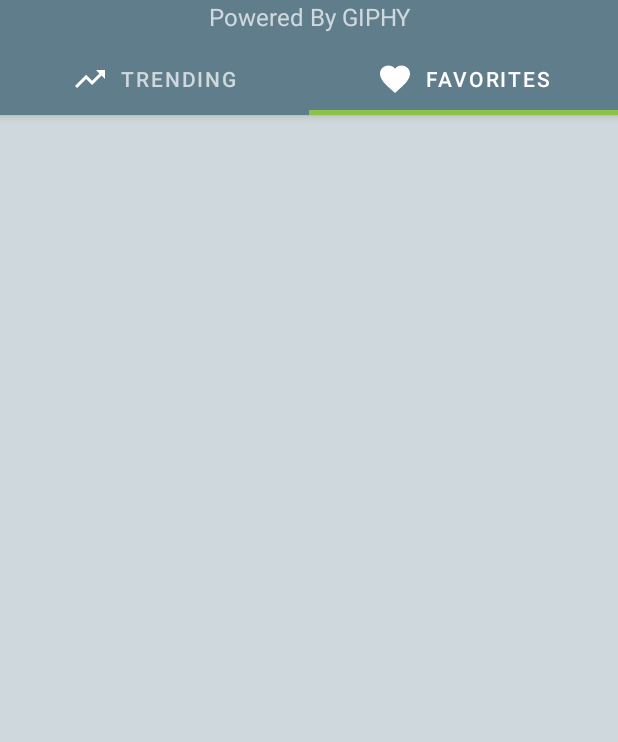
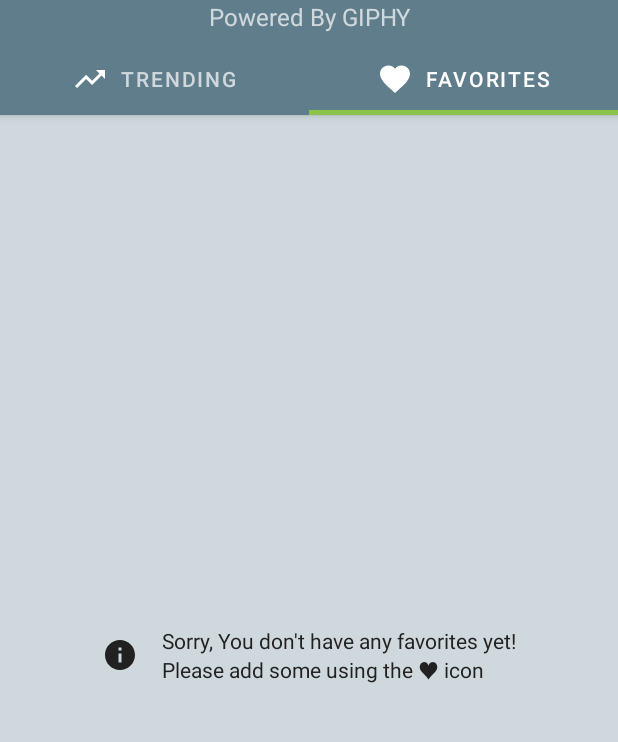
Before and after one commit to anoopch/G-Fresh, an Android app: the screen it shows after launch (MainActivity), tab 2 chosen, on a phone screen of 412 x 824 dp, the part 41-783 px from its top. Run offline under Robolectric (Android 15) with nearby library versions, the phone set to English and light mode, and no system bars; our stand-ins replace Room's generated code, RxJava; plain views replace ProgressIndicator; network calls fail; 3 statements that could not run were skipped.

Commit message:
add fancy images

```diff
--- a/app/src/main/java/ch/anoop/g_fresh/view/fragment/FavoriteFragment.kt
+++ b/app/src/main/java/ch/anoop/g_fresh/view/fragment/FavoriteFragment.kt
@@ -4,6 +4,8 @@ import android.app.Application
 import android.os.Bundle
 import android.view.LayoutInflater
 import android.view.View
+import android.view.View.GONE
+import android.view.View.VISIBLE
 import android.view.ViewGroup
 import android.widget.ProgressBar
 import android.widget.TextView
@@ -54,8 +56,13 @@ class FavoriteFragment : Fragment(), FavoriteClickListener {
 
     private fun startObservingDatabase() {
         favoriteFragmentViewModel.favGiffItemListLiveData.observe(
-            viewLifecycleOwner, { favoriteItemsList ->
+            viewLifecycleOwner,
+            { favoriteItemsList ->
                 giffImageAdapter.updateNewItems(favoriteItemsList, true)
+                hideProgressBar()
+                if (favoriteItemsList.isNullOrEmpty()) {
+                    showNoDataError()
+                }
             }
         )
     }
@@ -88,4 +95,24 @@ class FavoriteFragment : Fragment(), FavoriteClickListener {
         }
     }
 
+    private fun showNoDataError() {
+        progressBar.visibility = GONE
+        giffRecyclerView.visibility = GONE
+        errorTextView.visibility = VISIBLE
+
+        errorTextView.text = getString(R.string.no_fav_prompt)
+        errorTextView.setCompoundDrawablesWithIntrinsicBounds(
+            R.drawable.ic_information,
+            0,
+            0,
+            0
+        )
+    }
+
+    private fun hideProgressBar() {
+        progressBar.visibility = GONE
+        giffRecyclerView.visibility = VISIBLE
+        errorTextView.visibility = GONE
+    }
+
 }
--- a/app/src/main/res/values/strings.xml
+++ b/app/src/main/res/values/strings.xml
@@ -3,9 +3,10 @@
     <string name="powered_by_giphy">Powered By GIPHY</string>
     <string name="tab_text_1">Trending</string>
     <string name="tab_text_2">Favorites</string>
-    <string name="search_hint">search trending and fresh GIFFs</string>
-    <string name="api_error">API Error Occurred</string>
-    <string name="no_data_error">No data found</string>
-    <string name="generic_error">Error Occurred</string>
-    <string name="unable_to_reach_server">Unable to reach the server!\nPlease check your internet connection</string>
+    <string name="search_hint">Search 🔥 GIFFs</string>
+    <string name="api_error">Sorry, the server response was invalid ⚡⚡ </string>
+    <string name="no_data_error">Sorry, no data found for the 🔍 search!</string>
+    <string name="generic_error">Sorry, Unable to complete the request now 🌀\nPlease try again</string>
+    <string name="unable_to_reach_server">Unable to reach the web server!\nPlease check your internet connection (🌐)</string>
+    <string name="no_fav_prompt">Sorry, You don\'t have any favorites yet!\nPlease add some using the &#9829; icon</string>
 </resources>
```
